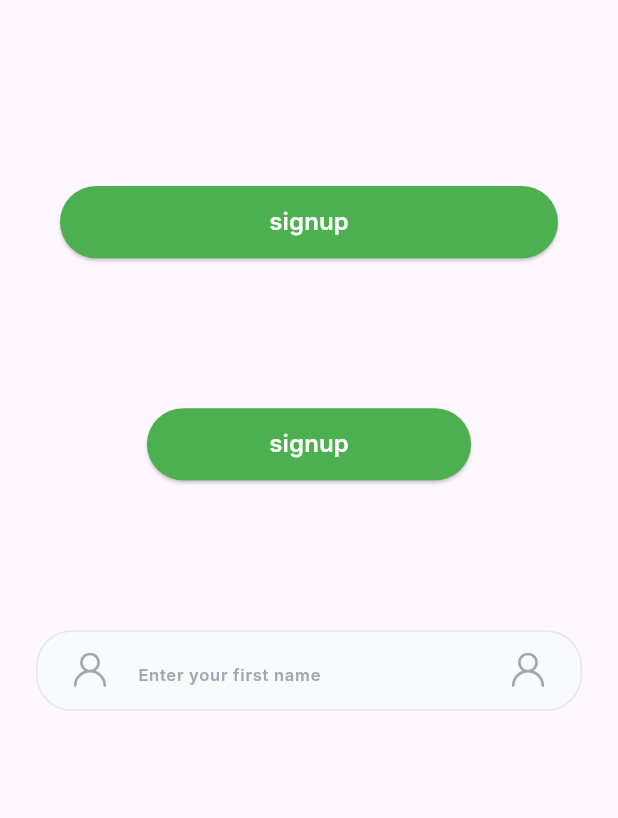
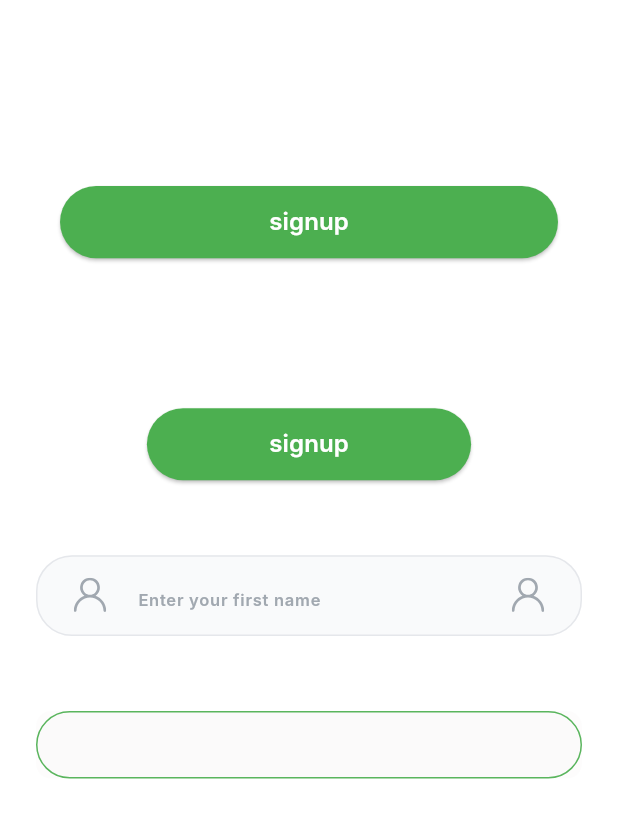
Before and after one commit to itchoh/Nesyan, a Flutter app: the screen it shows after launch, on a phone screen of 412 x 824 dp. Shown: the top 818 px of the screen. Run offline on Flutter 3.47's test engine with Material 3 defaults, Android fonts, the phone set to English and light mode, and no system bars; our stand-ins replace flutter_screenutil, flutter_svg; Roboto replaces fonts that are missing (Inter).

Commit message:
dailyTextField.dart

```diff
--- a/lib/core/constant/text_style.dart
+++ b/lib/core/constant/text_style.dart
@@ -122,6 +122,13 @@ class AppFontStyle{
       fontWeight: FontWeight.w400,
       fontFamily: 'Inter',
     );
+  } static TextStyle DailyTextInInputField(){
+    return TextStyle(
+      color: coolBlack,
+      fontSize: 14,
+      fontWeight: FontWeight.w400,
+      fontFamily: 'Inter',
+    );
   }
   static TextStyle AnswerOrTitCardORreminderItemsOrInputButtomSheet(){
     return TextStyle(
--- /dev/null
+++ b/lib/core/widgets/dailyTextField.dart
@@ -0,0 +1,69 @@
+import 'package:flutter/material.dart';
+import 'package:flutter/services.dart';
+import 'package:nesyan/core/constant/colors.dart';
+import '../constant/text_style.dart';
+
+class Dailytextfield extends StatelessWidget {
+  const Dailytextfield({super.key, this.suffixIcon, this.keyboardType, this.validator, this.inputFormatters, this.controller});
+  final Widget? suffixIcon;
+  final TextInputType? keyboardType;
+  final String? Function(String?)? validator;
+  final List<TextInputFormatter>? inputFormatters;
+  final TextEditingController? controller;
+
+  @override
+  Widget build(BuildContext context) {
+    return Container(
+      decoration: BoxDecoration(
+        color: neutralOffWhite10,
+        borderRadius: BorderRadius.circular(10),
+        boxShadow: [
+        ],
+      ),
+        child: TextFormField(
+          controller: controller,
+          style: AppFontStyle.DailyTextInInputField(),
+          keyboardType: keyboardType,
+          validator: validator,
+          inputFormatters: inputFormatters,
+          decoration: InputDecoration(
+            isDense: true,
+            suffixIcon: suffixIcon== null
+                ? null
+                : Padding(
+              padding: const EdgeInsets.only(left: 8, right: 16),
+              child: suffixIcon,
+            ),
+            suffixIconConstraints: const BoxConstraints(
+              minWidth: 16,
+              minHeight: 16,
+            ),
+            suffixIconColor: rainbowGrey,
+            filled: true,
+            fillColor: neutralOffWhite10,
+            border: OutlineInputBorder(
+              borderRadius: BorderRadius.circular(10),
+              borderSide:  BorderSide(
+                color: traditionalGreen92,
+                width: 1,
+              ),
+            ),
+            enabledBorder: OutlineInputBorder(
+              borderRadius: BorderRadius.circular(24),
+              borderSide:  BorderSide(
+                color: traditionalGreen92,
+                width: 1,
+              ),
+            ),
+            focusedBorder: OutlineInputBorder(
+              borderRadius: BorderRadius.circular(24),
+              borderSide: BorderSide(
+                color: traditionalGreen92, // slightly darker on focus
+                width: 1,
+              ),
+            ),
+          ),
+        ),
+    );
+  }
+}
--- a/lib/main.dart
+++ b/lib/main.dart
@@ -1,11 +1,11 @@
 import 'package:flutter/material.dart';
-import 'package:flutter/rendering.dart';
 import 'package:flutter_screenutil/flutter_screenutil.dart';
 import 'package:nesyan/core/constant/icon_style.dart';
 import 'package:nesyan/core/constant/icons.dart';
 import 'package:nesyan/core/widgets/main_button.dart';
 import 'core/constant/colors.dart';
-import 'core/widgets/textField.dart';
+import 'core/widgets/dailyTextField.dart';
+import 'core/widgets/textFieldForm.dart';
 
 void main() {
   runApp(const Nesyan());
@@ -33,6 +33,7 @@ class Home extends StatelessWidget {
   @override
   Widget build(BuildContext context) {
     return Scaffold(
+      backgroundColor: Colors.white,
       body: Padding(
         padding: EdgeInsetsGeometry.all(24),
         child: Column(
@@ -41,7 +42,7 @@ class Home extends StatelessWidget {
             MainButton(funName: "signup", onPressed: () {}),
             SizedBox(height: 100),
             MainButton(funName: "signup", onPressed: () {}, width: 0.5.sw),
-            SizedBox(height: 100),
+            SizedBox(height: 50),
             AppTextField(
               hintText: 'Enter your first name',
               prefixIcon: AppIconStyle.medium(
@@ -53,6 +54,8 @@ class Home extends StatelessWidget {
                 color: grayChateau,
               ),
             ),
+            SizedBox(height: 50),
+            Dailytextfield()
           ],
         ),
       ),
```
Also changed, not shown: lib/core/widgets/textFieldForm.dart (renamed from lib/core/widgets/textField.dart).
